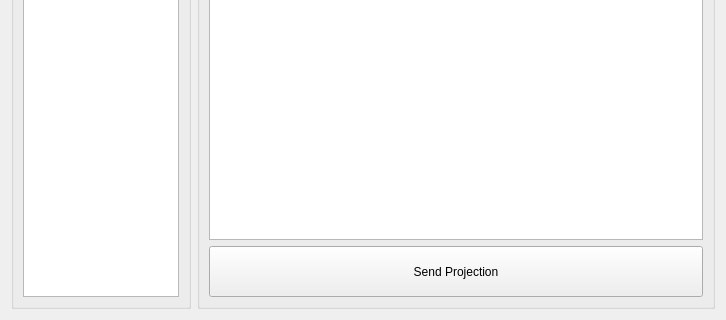
protoblock/protoblock, file cute-fantasy/currentweekwidget.ui: the form before one commit; both pictures show x 0 to 726 and y 220 to 540 of the 726 by 540 pixel window.
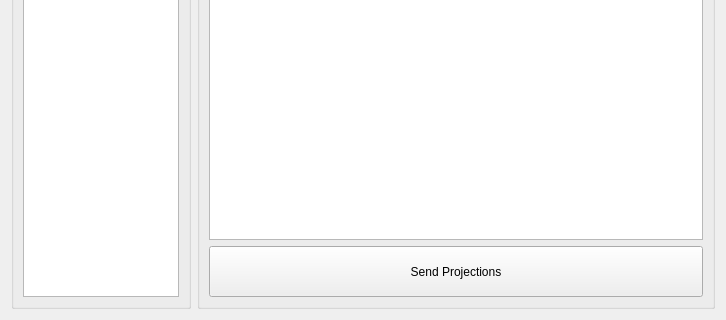
The form after the commit.

What changed in the file:
```diff
--- a/cute-fantasy/currentweekwidget.ui
+++ b/cute-fantasy/currentweekwidget.ui
@@ -102,7 +102,7 @@
          <string notr="true">font: 75 18pt &quot;MS Shell Dlg 2&quot;;</string>
         </property>
         <property name="text">
-         <string>Send Projection</string>
+         <string>Send Projections</string>
         </property>
        </widget>
       </item>
```
